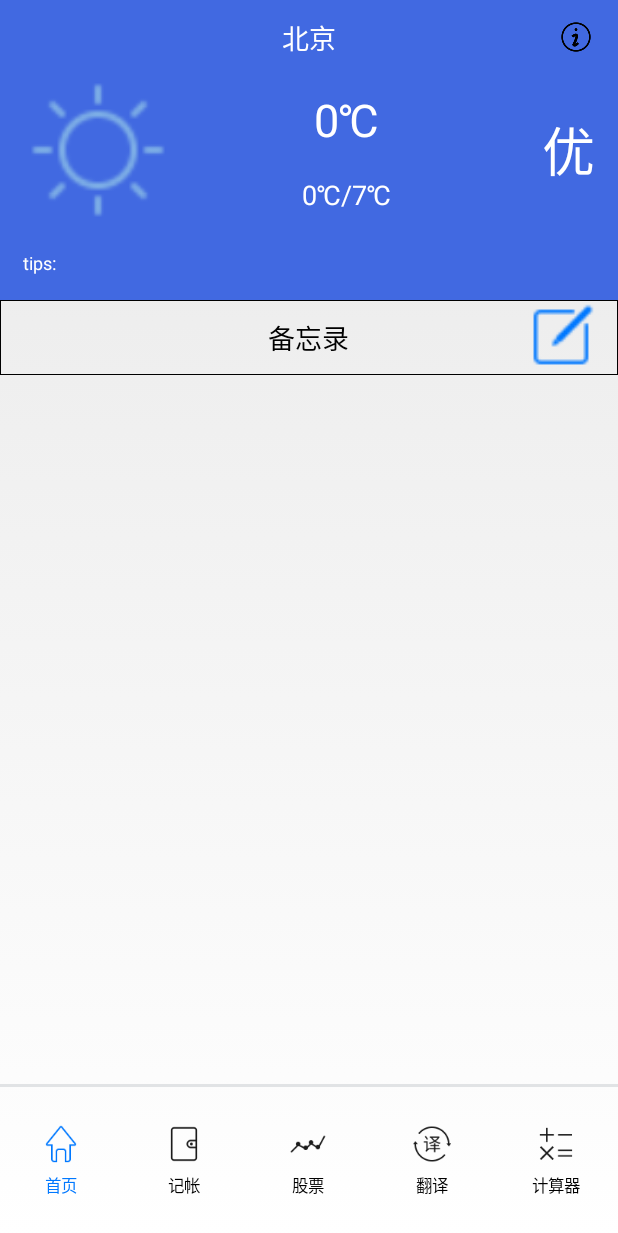
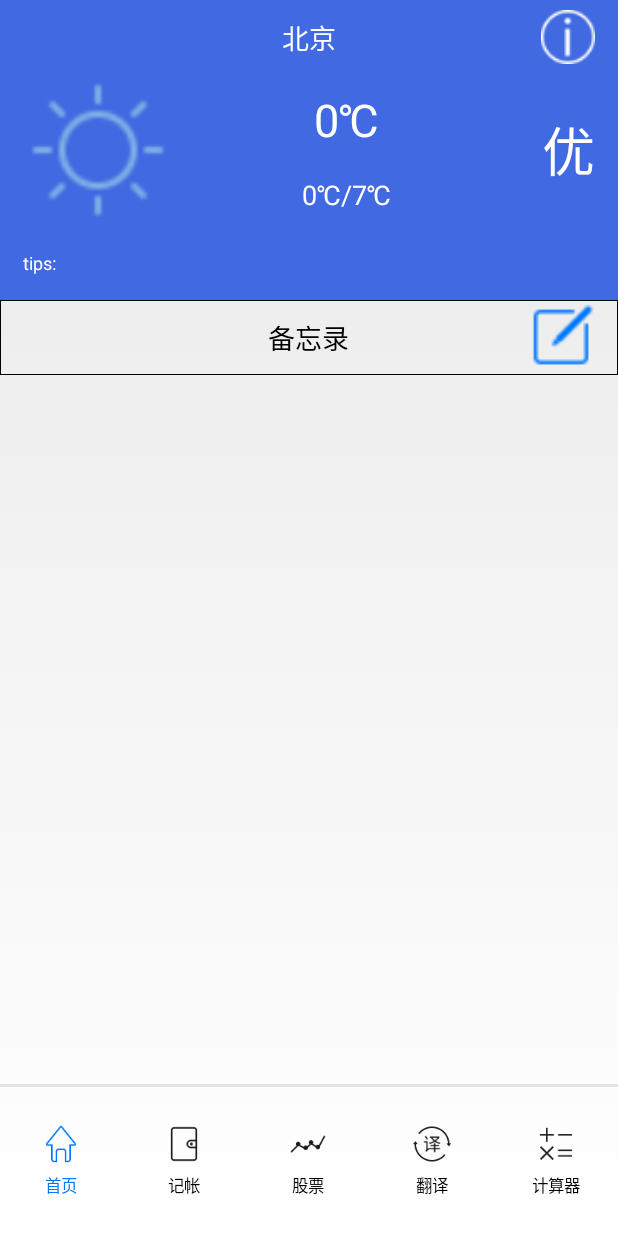
Before and after one commit to BlueGuys/LifeAssistant, an Android app: the screen it shows after launch (MainActivity), on a phone screen of 412 x 824 dp. Shown: the top 1233 px of the screen. Run offline under Robolectric (Android 15) with nearby library versions, the phone set to English and light mode, and no system bars; libraries missing offline, so code that uses them is left out: com.bigkoo.pickerview, com.lljjcoder, com.lljjcoder.bean, com.lljjcoder.style, org.greenrobot.greendao; 10 statements that could not run were skipped.

Commit message:
BugFix 修改生生世世

```diff
--- a/app/src/main/res/layout/fragment_home.xml
+++ b/app/src/main/res/layout/fragment_home.xml
@@ -37,10 +37,10 @@
             android:layout_marginRight="15dp">
 
             <ImageView
-                android:layout_width="25dp"
-                android:layout_height="25dp"
+                android:layout_width="@dimen/ds40"
+                android:layout_height="@dimen/ds40"
                 android:layout_gravity="center_vertical"
-                android:src="@drawable/home_tip" />
+                android:src="@drawable/icon_more" />
         </FrameLayout>
 
         <FrameLayout
--- a/app/src/main/res/layout/fragment_translate.xml
+++ b/app/src/main/res/layout/fragment_translate.xml
@@ -20,6 +20,7 @@
             android:layout_height="@dimen/ds100"
             android:layout_weight="1"
             android:background="@null"
+            android:lines="1"
             android:paddingLeft="@dimen/ds30"
             android:textCursorDrawable="@drawable/drawable_cusor" />
 
```
Also changed, not shown: app/src/main/res/drawable-xhdpi/icon_more.png (added).
